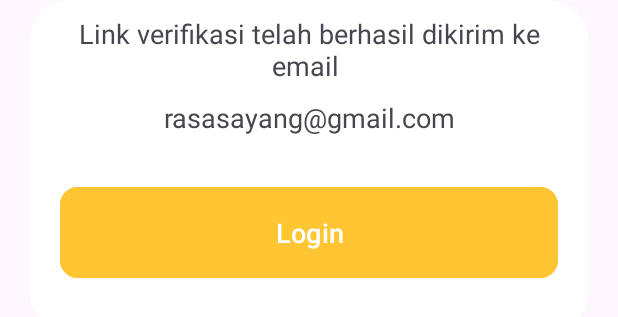
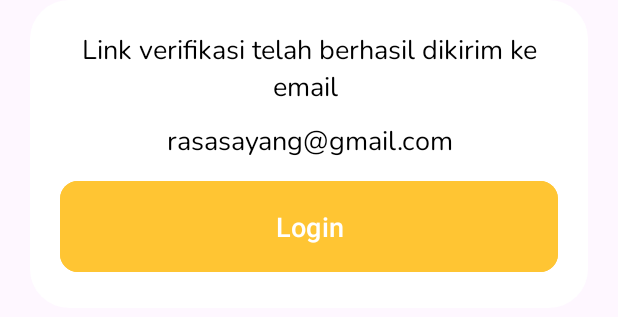
Before and after one commit to jajan-yuk/mobile-jajanyuk, an Android app: the layout alert_dialog_register_success.xml on its own in the app's theme, with its tools: preview values and no code run, on a phone screen of 412 x 824 dp. Shown: the top 317 px of the screen. Run offline under Robolectric (Android 15) with nearby library versions, the phone set to English and light mode, and no system bars.

```diff
--- a/app/src/main/java/com/example/jajanyuk/ui/auth/register/ChooseRegisterActivity.kt
+++ b/app/src/main/java/com/example/jajanyuk/ui/auth/register/ChooseRegisterActivity.kt
@@ -43,6 +43,7 @@
         binding.btnRegister.setOnClickListener {
             if(selectedItem == "Buyer"){
                 startActivity(Intent(this@ChooseRegisterActivity, RegisterActivity::class.java))
+                finish()
             }else{
                 Toast.makeText(this, "Featured not yed", Toast.LENGTH_SHORT).show()
             }
--- a/app/src/main/java/com/example/jajanyuk/ui/auth/register/RegisterActivity.kt
+++ b/app/src/main/java/com/example/jajanyuk/ui/auth/register/RegisterActivity.kt
@@ -5,6 +5,8 @@
 import android.graphics.drawable.ColorDrawable
 import androidx.appcompat.app.AppCompatActivity
 import android.os.Bundle
+import android.text.Editable
+import android.text.TextWatcher
 import android.view.LayoutInflater
 import android.widget.TextView
 import androidx.activity.viewModels
@@ -23,6 +25,7 @@
         AuthViewModelFactory.getInstance(application)
     }
     private var emailUser: String? = null
+    private var passwordUser: String? = null
     private lateinit var binding: ActivityRegisterBinding
     override fun onCreate(savedInstanceState: Bundle?) {
         super.onCreate(savedInstanceState)
@@ -32,6 +35,7 @@
             onBackPressed()
         }
         binding.btnRegister.setOnClickListener { handleRegister() }
+
 
     }
 
--- /dev/null
+++ b/app/src/main/res/font/nunito.xml
@@ -0,0 +1,7 @@
+<?xml version="1.0" encoding="utf-8"?>
+<font-family xmlns:app="http://schemas.android.com/apk/res-auto"
+        app:fontProviderAuthority="com.google.android.gms.fonts"
+        app:fontProviderPackage="com.google.android.gms"
+        app:fontProviderQuery="Nunito"
+        app:fontProviderCerts="@array/com_google_android_gms_fonts_certs">
+</font-family>
--- a/app/src/main/res/layout/alert_dialog_register_success.xml
+++ b/app/src/main/res/layout/alert_dialog_register_success.xml
@@ -11,8 +11,7 @@
         android:orientation="vertical"
         android:background="@drawable/bg_round_success"
         android:layout_marginHorizontal="20dp"
-        android:paddingHorizontal="20dp"
-        android:paddingVertical="10dp"
+        android:padding="20dp"
         app:layout_constraintBottom_toBottomOf="parent"
         app:layout_constraintEnd_toEndOf="parent"
         app:layout_constraintStart_toStartOf="parent"
@@ -21,16 +20,19 @@
         <androidx.constraintlayout.widget.ConstraintLayout
             android:layout_width="match_parent"
             android:layout_height="match_parent">
+
             <TextView
                 android:id="@+id/tv_success"
                 android:layout_width="wrap_content"
+                android:layout_height="wrap_content"
+                android:fontFamily="@font/nunito"
+                android:textColor="@color/black"
                 android:text="Link verifikasi telah berhasil dikirim ke email "
-                android:layout_height="wrap_content"
+                android:textAlignment="center"
                 android:textSize="18sp"
-                android:textAlignment="center"
                 app:layout_constraintEnd_toEndOf="parent"
                 app:layout_constraintStart_toStartOf="parent"
-                app:layout_constraintTop_toTopOf="parent"/>
+                app:layout_constraintTop_toTopOf="parent" />
 
             <TextView
                 android:id="@+id/tv_description"
@@ -39,6 +41,8 @@
                 android:textAlignment="center"
                 android:text="rasasayang@gmail.com"
                 android:textSize="18sp"
+                android:fontFamily="@font/nunito"
+                android:textColor="@color/black"
                 android:layout_marginHorizontal="20dp"
                 android:layout_marginBottom="20dp"
                 android:layout_marginTop="10dp"
@@ -52,7 +56,7 @@
                 android:layout_height="wrap_content"
                 android:text="Login"
                 app:cornerRadius="12dp"
-                android:layout_marginTop="30dp"
+                android:layout_marginTop="10dp"
                 android:padding="18dp"
                 android:textSize="18sp"
                 android:textColor="@color/white"
@@ -62,14 +66,7 @@
                 app:layout_constraintTop_toBottomOf="@+id/tv_description"
                 />
 
-            <View
-                android:layout_width="5dp"
-                android:layout_height="2dp"
-                android:layout_marginTop="20dp"
-                app:layout_constraintEnd_toEndOf="parent"
-                app:layout_constraintStart_toStartOf="parent"
-                app:layout_constraintTop_toBottomOf="@id/btn_login"
-                />
+
         </androidx.constraintlayout.widget.ConstraintLayout>
     </LinearLayout>
 </androidx.constraintlayout.widget.ConstraintLayout>
--- a/app/src/main/res/values/preloaded_fonts.xml
+++ b/app/src/main/res/values/preloaded_fonts.xml
@@ -1,6 +1,7 @@
 <?xml version="1.0" encoding="utf-8"?>
 <resources>
     <array name="preloaded_fonts" translatable="false">
+        <item>@font/nunito</item>
         <item>@font/nunito_bold</item>
         <item>@font/nunito_extralight</item>
         <item>@font/nunito_light</item>
```
